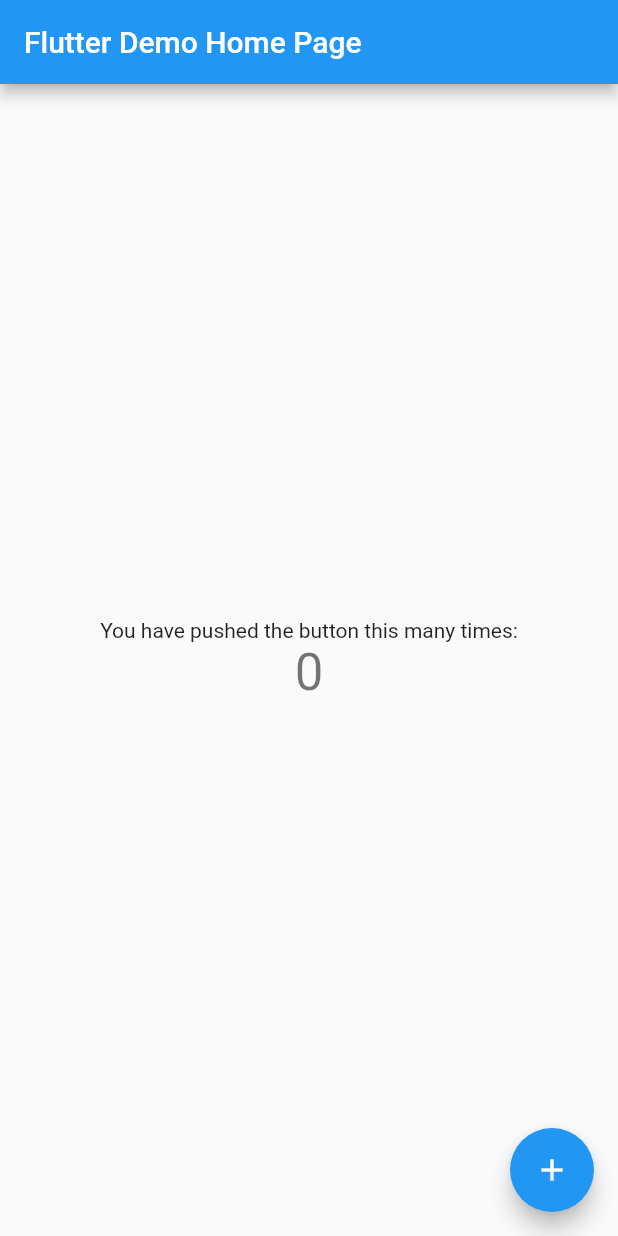
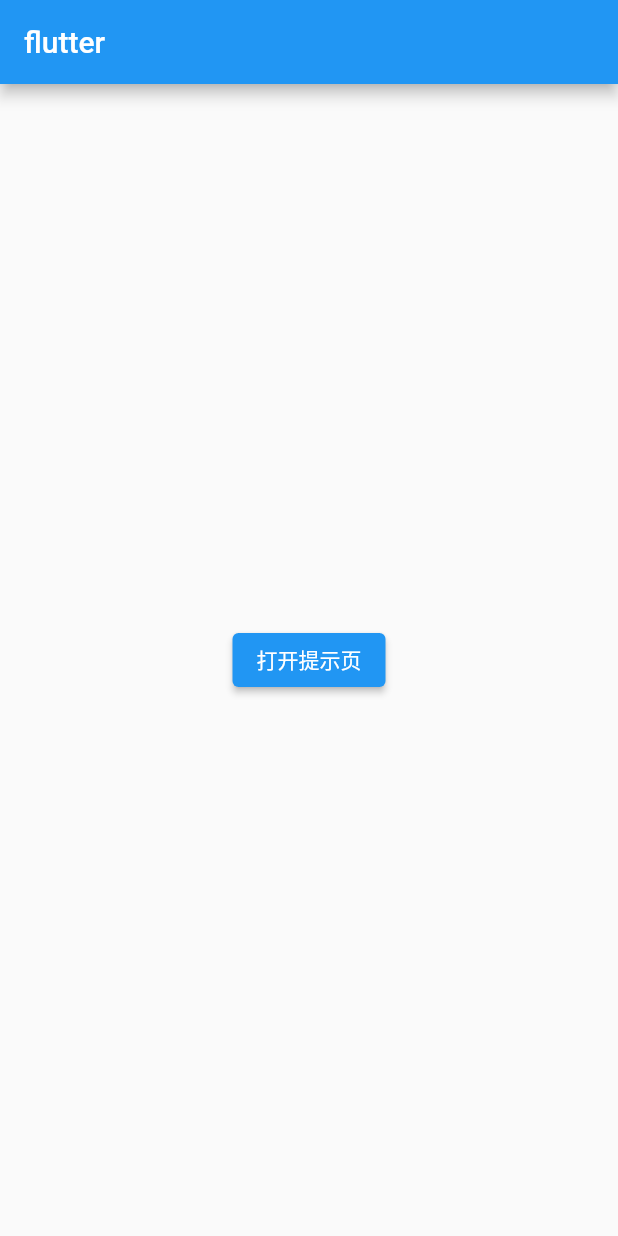
Before and after one commit to user-leaf/flutter_start, a Flutter app: the screen it shows after launch, on a phone screen of 412 x 824 dp. Run offline on Flutter 3.47's test engine with Material 2 defaults, Android fonts, the phone set to English and light mode, and no system bars; our stand-ins replace bloc.

Commit message:
状态管理、路由管理

```diff
--- /dev/null
+++ b/lib/flutter2.4_route_manager/RouterTestRoute.dart
@@ -0,0 +1,25 @@
+import 'package:flutter/material.dart';
+import 'package:flutter_start_1/flutter2.4_route_manager/TipRoute.dart';
+
+class RouterTestRoute extends StatelessWidget {
+  @override
+  Widget build(BuildContext context) {
+    return Center(
+      child: ElevatedButton(
+        onPressed: () async {
+          Navigator.of(context).pushNamed("tip_route", arguments: "hihihi");
+
+          // var result = await Navigator.of(context).push(
+          //   MaterialPageRoute(
+          //     builder: (context) {
+          //       return TipRoute(text: "我是提示xxxx");
+          //     },
+          //   ),
+          // );
+          // print("路由返回值：$result");
+        },
+        child: Text('打开提示页'),
+      ),
+    );
+  }
+}
--- a/lib/main.dart
+++ b/lib/main.dart
@@ -1,4 +1,6 @@
 import 'package:flutter/material.dart';
+import 'package:flutter_start_1/flutter2.4_route_manager/RouterTestRoute.dart';
+import 'package:flutter_start_1/flutter2.4_route_manager/TipRoute.dart';
 
 void main() {
   runApp(const MyApp());
@@ -24,7 +26,19 @@ class MyApp extends StatelessWidget {
         // is not restarted.
         primarySwatch: Colors.blue,
       ),
-      home: const MyHomePage(title: 'Flutter Demo Home Page'),
+      routes: {
+        "router_test_route": (context) => RouterTestRoute(),
+        "tip_route": (context) {
+          return TipRoute(text: ModalRoute.of(context)!.settings.arguments as String);
+        },
+      },
+      // home: const MyHomePage(title: 'Flutter Demo Home Page'),
+      home: Scaffold(
+        appBar: AppBar(
+          title: Text('flutter'),
+        ),
+        body: RouterTestRoute(),
+      ),
     );
   }
 }
```
Also changed, not shown: lib/flutter2.4_route_manager/TipRoute.dart (added, +31 -0 lines), lib/state_manager/tap_box_a.dart (added, +32 -0 lines), pubspec.lock.
